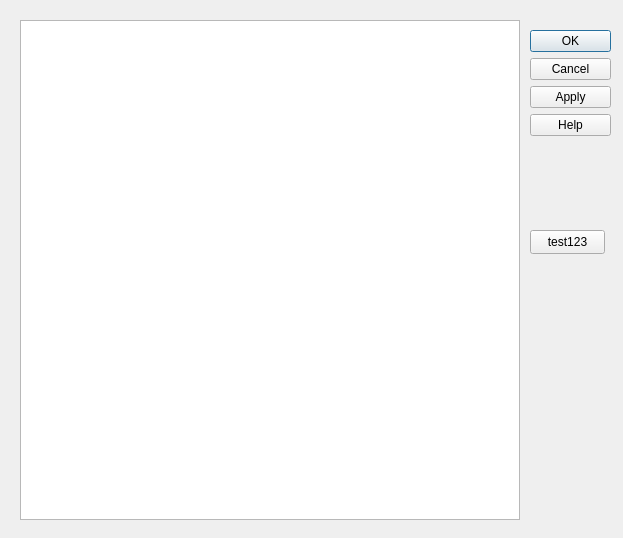
Old version of the form src/ui/mai_button.ui in the repository Rinsutoringu/mai_setting_by_pyside6.
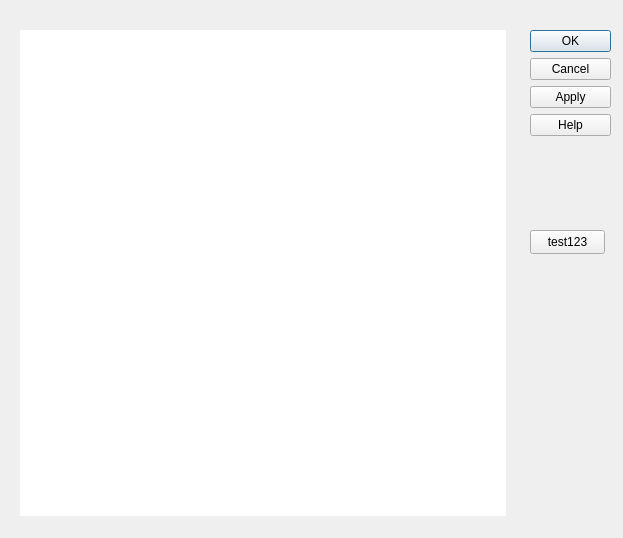
New version of the form.

The edit to the form file:
```diff
--- a/src/ui/mai_button.ui
+++ b/src/ui/mai_button.ui
@@ -62,16 +62,6 @@
     <bool>false</bool>
    </property>
   </widget>
-  <widget class="QGraphicsView" name="buttonview">
-   <property name="geometry">
-    <rect>
-     <x>20</x>
-     <y>20</y>
-     <width>500</width>
-     <height>500</height>
-    </rect>
-   </property>
-  </widget>
   <widget class="QPushButton" name="test123">
    <property name="geometry">
     <rect>
@@ -85,6 +75,22 @@
     <string>test123</string>
    </property>
   </widget>
+  <widget class="QWidget" name="buttonview" native="true">
+   <property name="geometry">
+    <rect>
+     <x>20</x>
+     <y>30</y>
+     <width>486</width>
+     <height>486</height>
+    </rect>
+   </property>
+   <property name="autoFillBackground">
+    <bool>false</bool>
+   </property>
+   <property name="styleSheet">
+    <string notr="true">background-color: rgb(255, 255, 255);</string>
+   </property>
+  </widget>
  </widget>
  <resources/>
  <connections/>
```
